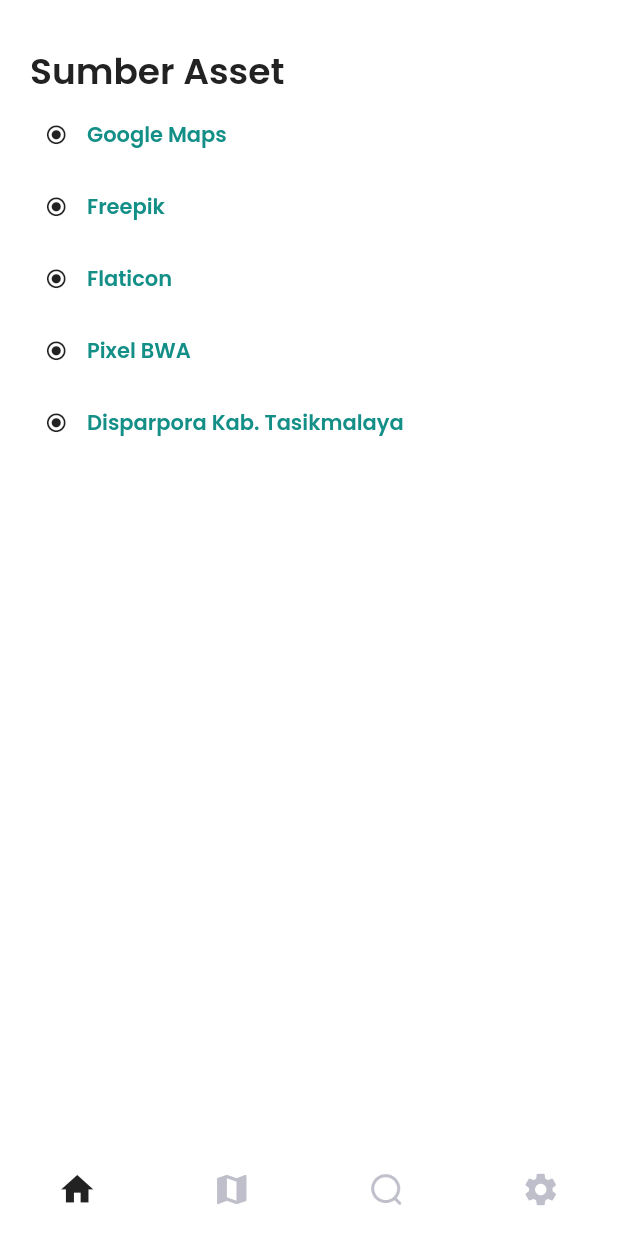
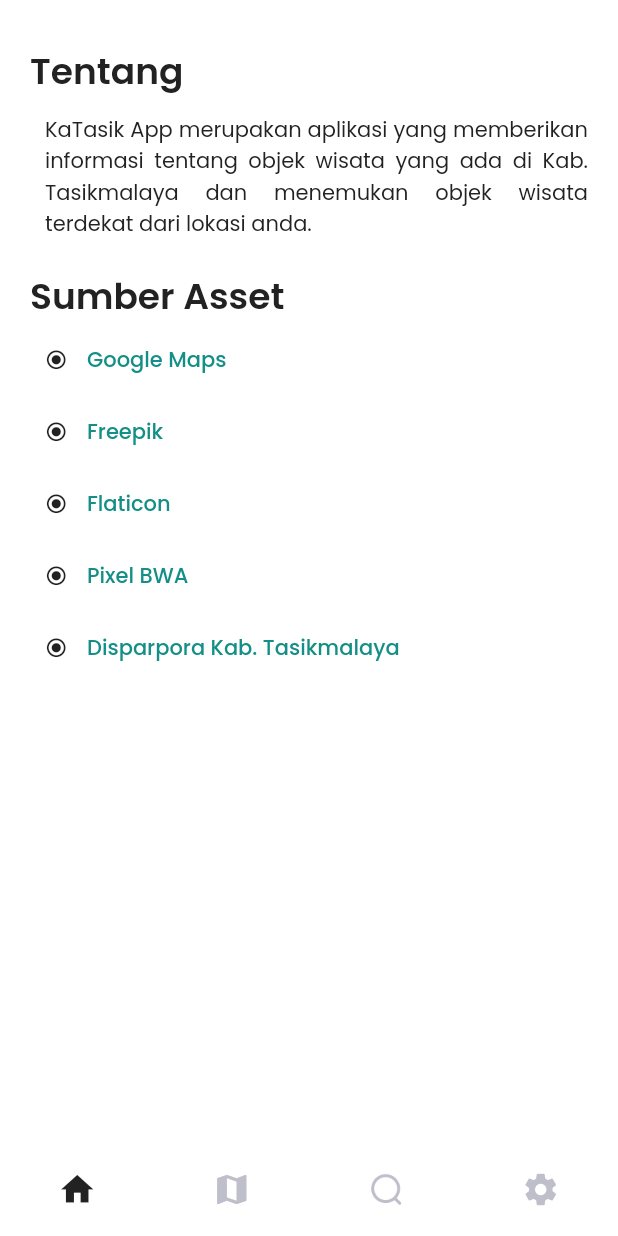
Before and after one commit to diajarkoding/katasik_app, a Flutter app: the AboutView screen opened by its route, on a phone screen of 412 x 824 dp. Run offline on Flutter 3.47's test engine with Material 2 defaults, Android fonts, the phone set to English and light mode, and no system bars; our stand-ins replace cloud_firestore, firebase_core, flutter_native_splash, geocoding, geolocator, get and 2 more; accounts and stored records are empty.

Commit message:
Menambahkan tentang aplikasi dan merubah font weight source asset

```diff
--- a/lib/view/pages/about_view.dart
+++ b/lib/view/pages/about_view.dart
@@ -11,12 +11,44 @@
 
   @override
   Widget build(BuildContext context) {
-    return Scaffold(
-      backgroundColor: whiteColor,
-      body: SafeArea(
-        child: Padding(
+    Widget about() {
+      return Padding(
         padding: const EdgeInsets.only(
           top: secondaryMargin,
+          left: defaultMargin,
+        ),
+        child: Column(
+          crossAxisAlignment: CrossAxisAlignment.start,
+          children: [
+            Padding(
+              padding: const EdgeInsets.only(
+                bottom: 10,
+              ),
+              child: Text(
+                'Tentang',
+                style: blackTextStyle.copyWith(
+                  fontSize: 24,
+                  fontWeight: semiBold,
+                ),
+              ),
+            ),
+            Padding(
+              padding: const EdgeInsets.only(left: 10, right: 20),
+              child: Text(
+                'KaTasik App merupakan aplikasi yang memberikan informasi tentang objek wisata yang ada di Kab. Tasikmalaya dan menemukan objek wisata terdekat dari lokasi anda.',
+                style: blackTextStyle,
+                textAlign: TextAlign.justify,
+              ),
+            )
+          ],
+        ),
+      );
+    }
+
+    Widget sourceAsset() {
+      return Padding(
+        padding: const EdgeInsets.only(
+          top: defaultMargin,
           left: defaultMargin,
         ),
         child: Column(
@@ -71,6 +103,17 @@
             ),
           ],
         ),
+      );
+    }
+
+    return Scaffold(
+      backgroundColor: whiteColor,
+      body: SafeArea(
+        child: ListView(
+          children: [
+            about(),
+            sourceAsset(),
+          ],
         ),
       ),
       bottomNavigationBar: CustomBottomNavBarItem(),
--- a/lib/view/widgets/asset_source.dart
+++ b/lib/view/widgets/asset_source.dart
@@ -28,9 +28,7 @@
             onPressed: onPressed,
             child: Text(
               name,
-              style: greenTextStyle.copyWith(
-                fontWeight: semiBold,
-              ),
+              style: greenTextStyle.copyWith(),
             ),
           ),
         ],
```
Lines whose indentation alone changed are shown as unchanged.
